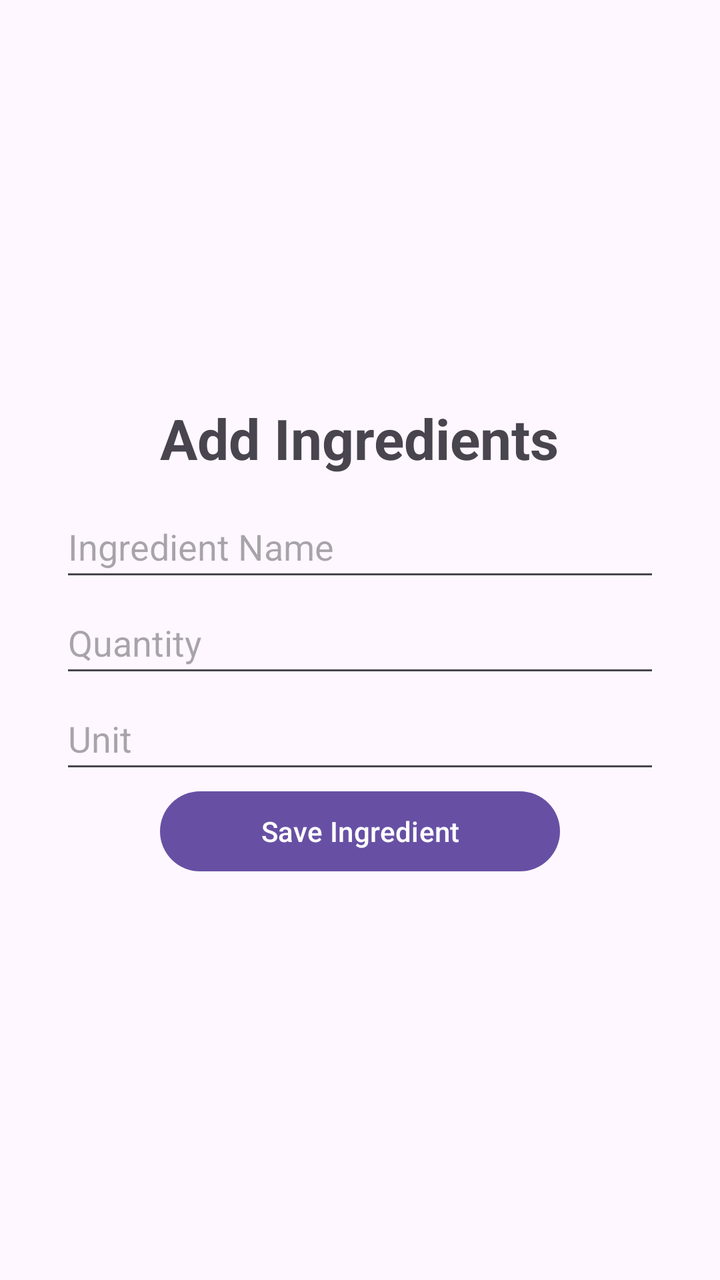
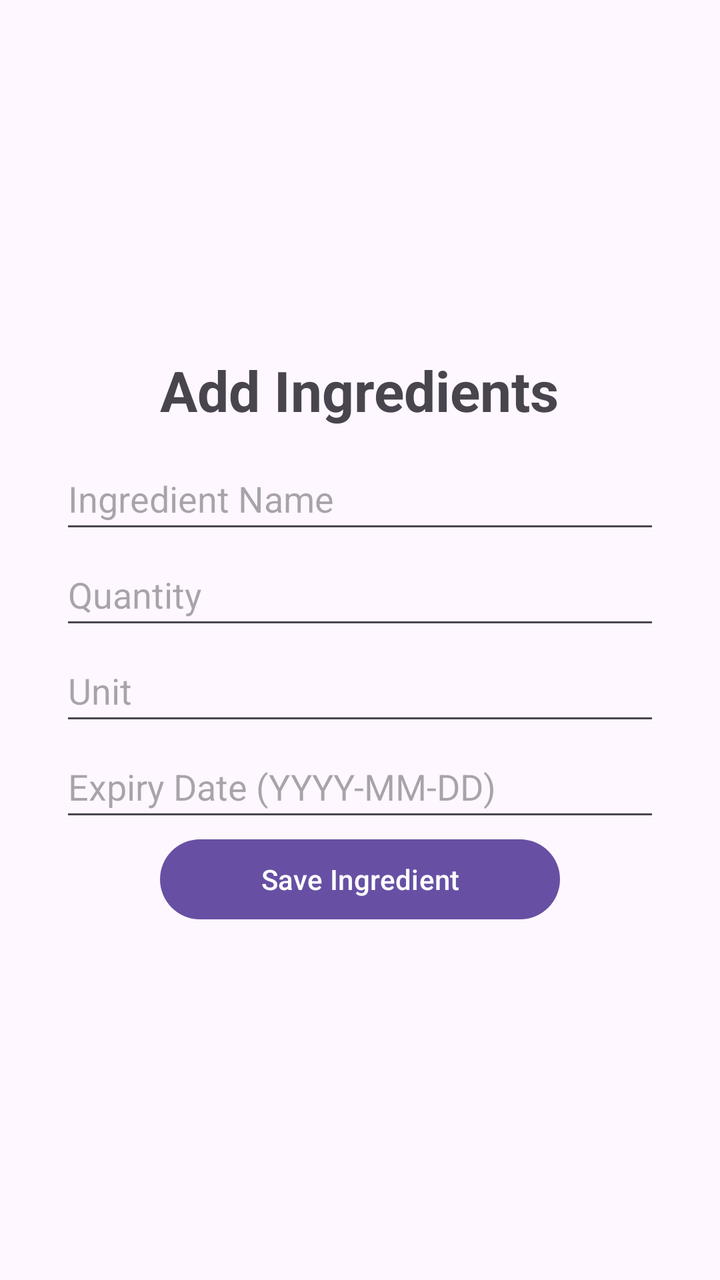

Before-and-after screenshots of an Android layout around one commit, followed by the original layout XML and the change that was made.
<!-- AndroidManifest.xml: application theme Theme.SmartPantryManager -->
<!-- res/layout/activity_add_ingredients.xml -->
<?xml version="1.0" encoding="utf-8"?>
<LinearLayout xmlns:android="http://schemas.android.com/apk/res/android"
    xmlns:app="http://schemas.android.com/apk/res-auto"
    xmlns:tools="http://schemas.android.com/tools"
    android:id="@+id/main"
    android:orientation="vertical"
    android:gravity="center"
    android:padding="30dp"
    android:layout_width="match_parent"
    android:layout_height="match_parent"
    tools:context=".AddIngredientsActivity">

    <TextView
        android:id="@+id/titleHeading"
        android:text="Add Ingredients"
        android:textSize="28sp"
        android:textStyle="bold"
        android:layout_marginBottom="10dp"
        android:layout_width="wrap_content"
        android:layout_height="wrap_content" />

    <EditText
        android:id="@+id/etName"
        android:hint="Ingredient Name"
        android:inputType="text"
        android:minHeight="48dp"
        android:layout_width="match_parent"
        android:layout_height="wrap_content" />

    <EditText
        android:id="@+id/etQuantity"
        android:hint="Quantity"
        android:inputType="number"
        android:minHeight="48dp"
        android:layout_width="match_parent"
        android:layout_height="wrap_content" />

    <EditText
        android:id="@+id/etUnit"
        android:hint="Unit"
        android:inputType="text"
        android:minHeight="48dp"
        android:layout_width="match_parent"
        android:layout_height="wrap_content" />

    <Button
        android:id="@+id/btnSave"
        android:text="Save Ingredient"
        android:layout_width="200dp"
        android:layout_height="wrap_content" />

</LinearLayout>
<!-- resources referenced by this layout -->
<resources>
  <style name="Theme.SmartPantryManager" parent="Base.Theme.SmartPantryManager" />
  <style name="Base.Theme.SmartPantryManager" parent="Theme.Material3.DayNight.NoActionBar">
          
          
      </style>
</resources>

<!-- the commit's change to res/layout/activity_add_ingredients.xml (unified diff, before → after) -->
@@ -43,6 +43,13 @@
         android:layout_width="match_parent"
         android:layout_height="wrap_content" />
 
+    <EditText
+        android:id="@+id/etExpiryDate"
+        android:hint="Expiry Date (YYYY-MM-DD)"
+        android:minHeight="48dp"
+        android:layout_width="match_parent"
+        android:layout_height="wrap_content" />
+
     <Button
         android:id="@+id/btnSave"
         android:text="Save Ingredient"
